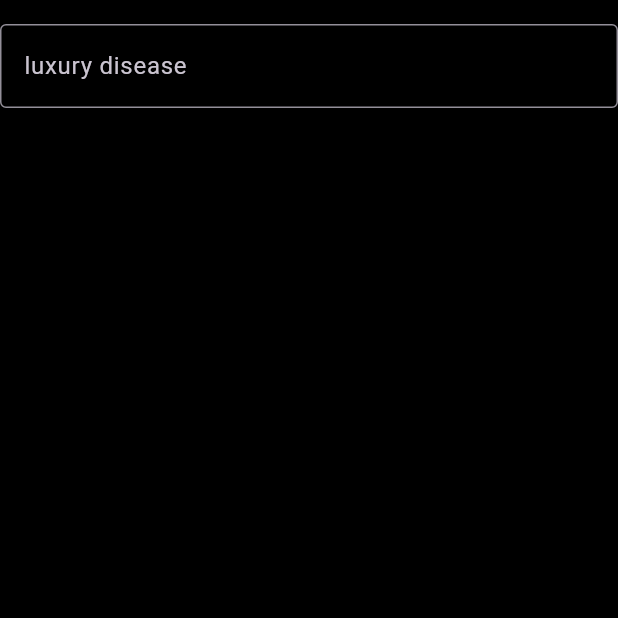
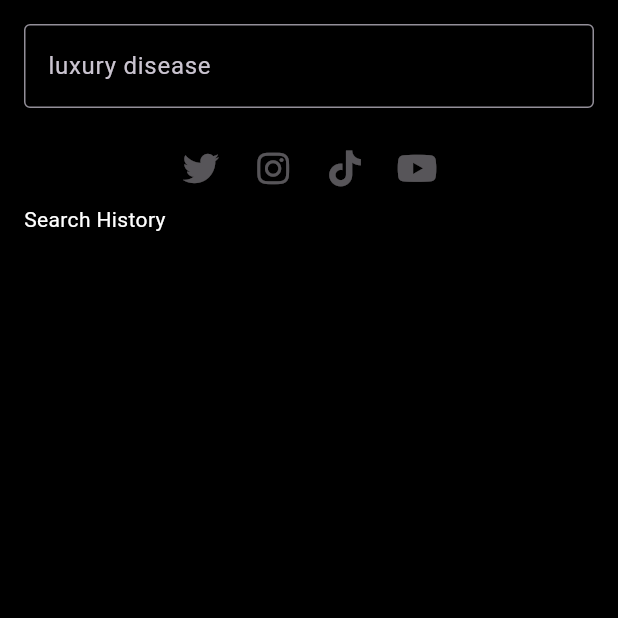
Before and after one commit to yamatatsu10969/10969, a Flutter app: the SearchPage screen opened directly, on a phone screen of 412 x 824 dp, the top half of it. Run offline on Flutter 3.47's test engine with Material 2 defaults, Android fonts, the phone set to English and light mode, and no system bars; our stand-ins replace flutter_hooks, font_awesome_flutter, hooks_riverpod; missing offline and left inert: build_context.

Commit message:
Add search function

```diff
--- a/lib/presentation/pages/search/search_page.dart
+++ b/lib/presentation/pages/search/search_page.dart
@@ -1,6 +1,7 @@
 import 'package:flutter/material.dart';
 import 'package:flutter_hooks/flutter_hooks.dart';
 import 'package:hooks_riverpod/hooks_riverpod.dart';
+import 'package:url_launcher/url_launcher_string.dart';
 
 import '../../styles/design_size.dart';
 import '../../widgets/tap_to_unfocus_view.dart';
@@ -12,13 +13,18 @@ class SearchPage extends HookConsumerWidget {
   Widget build(BuildContext context, WidgetRef ref) {
     final textController = useTextEditingController();
     final showClearButton = useState(false);
+    final keyword = useState('');
     textController.addListener(() {
       showClearButton.value = textController.text.isNotEmpty;
+      keyword.value = textController.text;
     });
     return TapToUnfocusView(
       child: Scaffold(
         body: SingleChildScrollView(
-          padding: const EdgeInsets.symmetric(vertical: DesignSize.m),
+          padding: const EdgeInsets.symmetric(
+            vertical: DesignSize.m,
+            horizontal: DesignSize.m,
+          ),
           child: Column(
             crossAxisAlignment: CrossAxisAlignment.stretch,
             mainAxisAlignment: MainAxisAlignment.center,
@@ -42,6 +48,29 @@ class SearchPage extends HookConsumerWidget {
               const SizedBox(
                 height: 16,
               ),
+              Row(
+                mainAxisAlignment: MainAxisAlignment.center,
+                crossAxisAlignment: CrossAxisAlignment.center,
+                children: [
+                  SNSSearchButton(
+                    sns: SNS.twitter,
+                    keyword: keyword.value,
+                  ),
+                  SNSSearchButton(
+                    sns: SNS.instagram,
+                    keyword: keyword.value,
+                  ),
+                  SNSSearchButton(
+                    sns: SNS.tiktok,
+                    keyword: keyword.value,
+                  ),
+                  SNSSearchButton(
+                    sns: SNS.youtube,
+                    keyword: keyword.value,
+                  ),
+                ],
+              ),
+              const Text('Search History'),
             ],
           ),
         ),
@@ -54,12 +83,26 @@ class SNSSearchButton extends HookConsumerWidget {
   const SNSSearchButton({
     Key? key,
     required this.sns,
-    required this.keywords,
+    required this.keyword,
   }) : super(key: key);
   final SNS sns;
-  final String keywords;
+  final String keyword;
   @override
   Widget build(BuildContext context, WidgetRef ref) {
-    return Container();
+    return IconButton(
+      icon: sns.icon,
+      onPressed: keyword.isEmpty
+          ? null
+          : () async {
+              final url = sns.searchUrl(keyword);
+              if (await canLaunchUrlString(url)) {
+                await launchUrlString(
+                  url,
+                  mode: LaunchMode.externalApplication,
+                );
+              }
+              // TODO(yamatatsu): エラー表示
+            },
+    );
   }
 }
```
Also changed, not shown: lib/presentation/pages/accounts/accounts_page.dart (+24 -0 lines).
